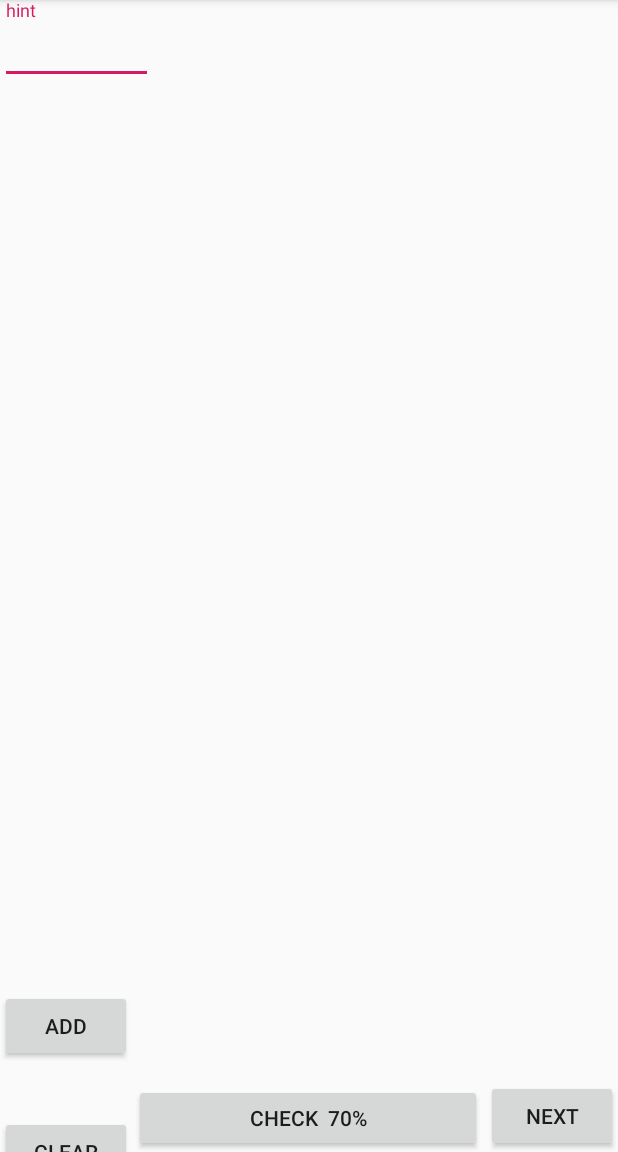
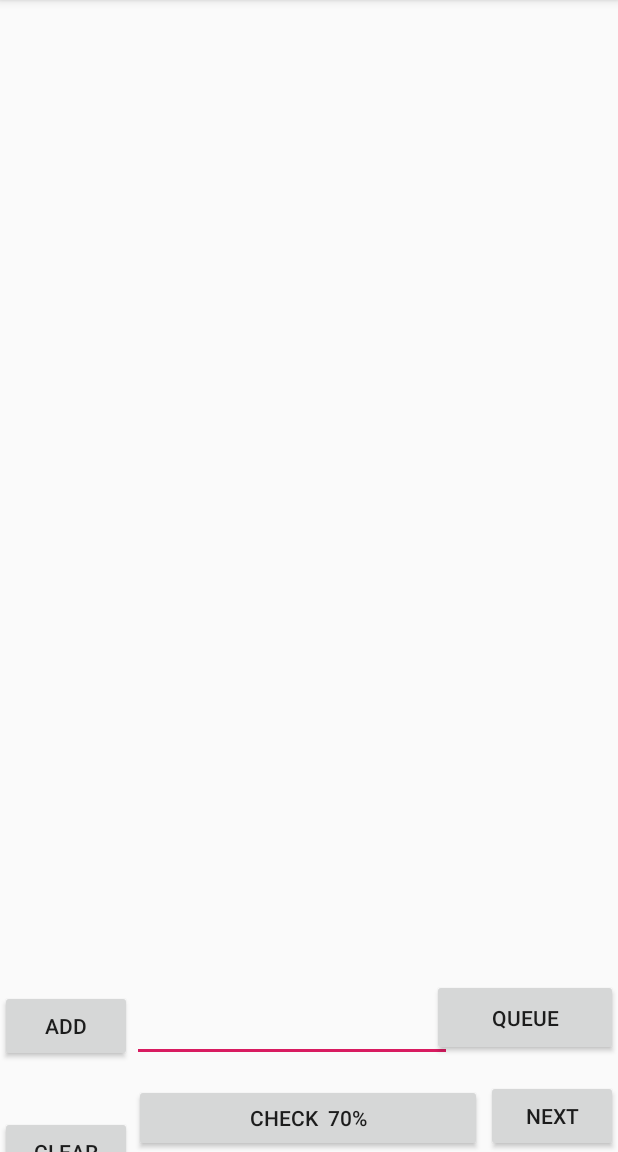
Before and after one commit to charliebrown314/script-em, an Android app: the screen it shows after launch (MainActivity), on a phone screen of 412 x 824 dp, the part 84-1236 px from its top. Run offline under Robolectric (Android 15) with nearby library versions, the phone set to English and light mode, and no system bars.

Commit message:
Text Working

```diff
--- a/app/src/main/java/com/example/script_em/MainActivity.kt
+++ b/app/src/main/java/com/example/script_em/MainActivity.kt
@@ -18,6 +18,7 @@ import android.util.DisplayMetrics
 import android.view.MotionEvent.INVALID_POINTER_ID
 import android.view.View
 import android.widget.Button
+import android.widget.TextView
 import com.example.script_em.structures.Char
 import com.example.script_em.structures.Storage
 import kotlinx.android.synthetic.main.activity_main.*
@@ -75,6 +76,12 @@ class MainActivity : AppCompatActivity() {
     fun NewInput(view: View){
         com.example.script_em.writingProcessing.create.makeChar.finishChar(size, storage)
     }
+    fun CurrentSym(Str: String){
+        val textView = findViewById<TextView>(R.id.editText)
+        textView.setText("string").toString()
+        val textViewValue = textView.text
+    }
+
     fun SendForChecking(view: View) {
         val button: Button = findViewById(R.id.clear)
         button.setOnClickListener {
--- a/app/src/main/res/layout/activity_main.xml
+++ b/app/src/main/res/layout/activity_main.xml
@@ -16,8 +16,8 @@
             android:layout_height="match_parent"
             app:layout_constraintBottom_toBottomOf="parent"
             app:layout_constraintTop_toTopOf="parent"
-            app:layout_constraintVertical_bias="0.0"
-            tools:layout_editor_absoluteX="0dp" />
+            app:layout_constraintVertical_bias="1.0"
+            tools:layout_editor_absoluteX="-16dp" />
 
     <Button
             android:id="@+id/clear"
@@ -74,16 +74,33 @@
             app:layout_constraintTop_toTopOf="@+id/imageV"
             app:layout_constraintVertical_bias="0.917" />
 
-    <android.support.design.widget.TextInputLayout
-            android:layout_width="102dp"
+
+
+    <Button
+            android:id="@+id/Queue"
+            android:layout_width="124dp"
+            android:layout_height="51dp"
+            android:text="Queue"
+            app:layout_constraintBottom_toBottomOf="parent"
+            app:layout_constraintEnd_toEndOf="parent"
+            app:layout_constraintHorizontal_bias="1.0"
+            app:layout_constraintStart_toStartOf="parent"
+            app:layout_constraintTop_toTopOf="@+id/imageV"
+            app:layout_constraintVertical_bias="0.911" />
+
+    <EditText
+            android:id="@+id/editText"
+            android:layout_width="wrap_content"
             android:layout_height="wrap_content"
-            tools:layout_editor_absoluteX="89dp"
-            tools:layout_editor_absoluteY="508dp">
-
-        <android.support.design.widget.TextInputEditText
-                android:layout_width="match_parent"
-                android:layout_height="wrap_content"
-                android:hint="hint" />
-    </android.support.design.widget.TextInputLayout>
+            android:ems="10"
+            android:inputType="textPersonName"
+            android:clickable="false"
+            android:text= ""
+            app:layout_constraintBottom_toBottomOf="parent"
+            app:layout_constraintEnd_toEndOf="@+id/imageV"
+            app:layout_constraintHorizontal_bias="0.444"
+            app:layout_constraintStart_toStartOf="@+id/imageV"
+            app:layout_constraintTop_toTopOf="parent"
+            app:layout_constraintVertical_bias="0.917" />
 </android.support.constraint.ConstraintLayout>
 </RelativeLayout>
```
